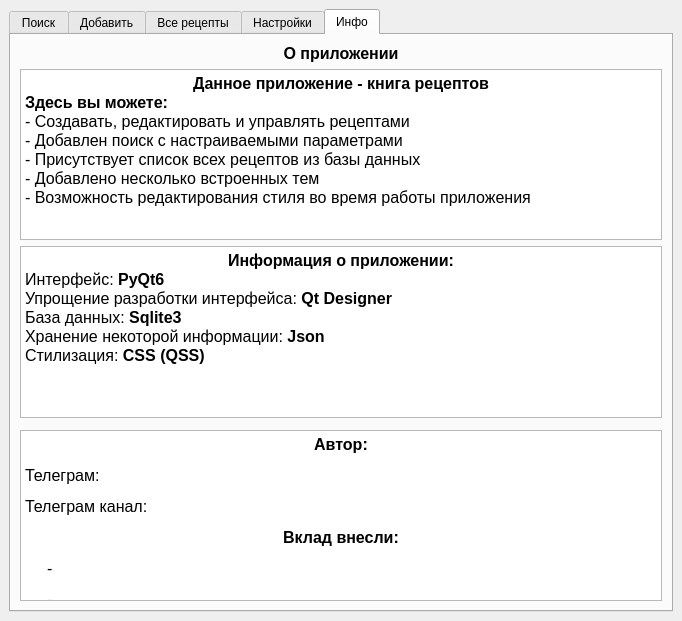
ArgentQlx/Recipe-book, file gui/main_window/main_window.ui: the form before one commit.
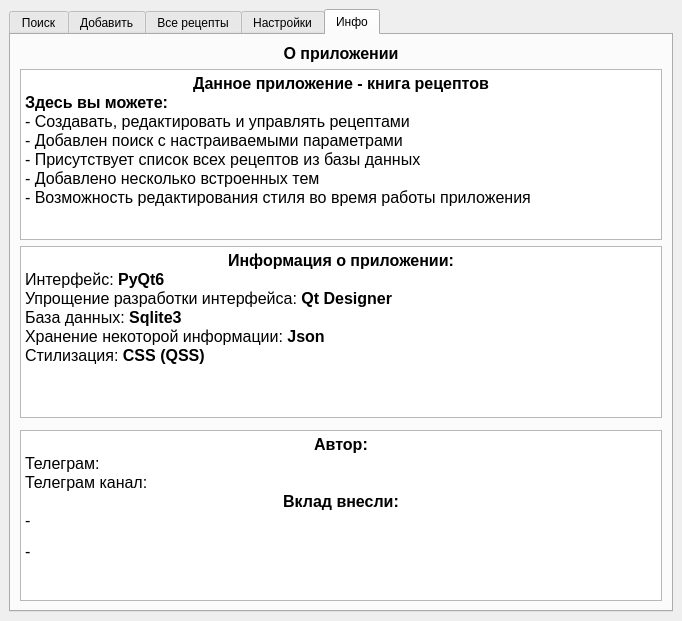
The form after the commit. The open tabs and pages were chosen to show the change.

```diff
--- a/gui/main_window/main_window.ui
+++ b/gui/main_window/main_window.ui
@@ -841,12 +841,12 @@
 &lt;html&gt;&lt;head&gt;&lt;meta name=&quot;qrichtext&quot; content=&quot;1&quot; /&gt;&lt;style type=&quot;text/css&quot;&gt;
 p, li { white-space: pre-wrap; }
 &lt;/style&gt;&lt;/head&gt;&lt;body style=&quot; font-family:'MS Shell Dlg 2'; font-size:8.25pt; font-weight:400; font-style:normal;&quot;&gt;
-&lt;p align=&quot;center&quot; style=&quot; margin-top:12px; margin-bottom:12px; margin-left:0px; margin-right:0px; -qt-block-indent:0; text-indent:0px;&quot;&gt;&lt;span style=&quot; font-size:12pt; font-weight:600;&quot;&gt;Автор:&lt;/span&gt;&lt;/p&gt;
-&lt;p style=&quot; margin-top:12px; margin-bottom:12px; margin-left:0px; margin-right:0px; -qt-block-indent:0; text-indent:0px;&quot;&gt;&lt;span style=&quot; font-size:12pt;&quot;&gt;Телеграм: &lt;/span&gt;&lt;a href=&quot;https://t.me/gd_4ever&quot;&gt;&lt;span style=&quot; font-size:12pt; font-weight:600; text-decoration: underline; color:#ffffff;&quot;&gt;Qlex&lt;/span&gt;&lt;/a&gt;&lt;/p&gt;
-&lt;p style=&quot; margin-top:12px; margin-bottom:12px; margin-left:0px; margin-right:0px; -qt-block-indent:0; text-indent:0px;&quot;&gt;&lt;span style=&quot; font-size:12pt;&quot;&gt;Телеграм канал: &lt;/span&gt;&lt;a href=&quot;https://t.me/space_bar_rar&quot;&gt;&lt;span style=&quot; font-size:12pt; font-weight:600; text-decoration: underline; color:#ffffff;&quot;&gt;SPACE BAR&lt;/span&gt;&lt;/a&gt;&lt;/p&gt;
-&lt;p align=&quot;center&quot; style=&quot; margin-top:12px; margin-bottom:12px; margin-left:0px; margin-right:0px; -qt-block-indent:0; text-indent:0px;&quot;&gt;&lt;span style=&quot; font-size:12pt; font-weight:600;&quot;&gt;Вклад внесли:&lt;/span&gt;&lt;/p&gt;
-&lt;p style=&quot; margin-top:0px; margin-bottom:0px; margin-left:0px; margin-right:0px; -qt-block-indent:0; text-indent:0px;&quot;&gt;&lt;span style=&quot; font-size:12pt;&quot;&gt;     - &lt;/span&gt;&lt;a href=&quot;https://t.me/MerchantArm&quot;&gt;&lt;span style=&quot; font-size:12pt; font-weight:600; text-decoration: underline; color:#ffffff;&quot;&gt;Merchant&lt;/span&gt;&lt;/a&gt;&lt;/p&gt;
-&lt;p style=&quot; margin-top:12px; margin-bottom:12px; margin-left:0px; margin-right:0px; -qt-block-indent:0; text-indent:0px;&quot;&gt;&lt;span style=&quot; font-size:12pt;&quot;&gt;     - &lt;/span&gt;&lt;a href=&quot;https://t.me/teatteaa&quot;&gt;&lt;span style=&quot; font-size:12pt; font-weight:600; text-decoration: underline; color:#ffffff;&quot;&gt;tea&lt;/span&gt;&lt;/a&gt;&lt;/p&gt;&lt;/body&gt;&lt;/html&gt;</string>
+&lt;p align=&quot;center&quot; style=&quot; margin-top:0px; margin-bottom:0px; margin-left:0px; margin-right:0px; -qt-block-indent:0; text-indent:0px;&quot;&gt;&lt;span style=&quot; font-size:12pt; font-weight:600;&quot;&gt;Автор:&lt;/span&gt;&lt;/p&gt;
+&lt;p style=&quot; margin-top:0px; margin-bottom:0px; margin-left:0px; margin-right:0px; -qt-block-indent:0; text-indent:0px;&quot;&gt;&lt;span style=&quot; font-size:12pt;&quot;&gt;Телеграм: &lt;/span&gt;&lt;a href=&quot;https://t.me/gd_4ever&quot;&gt;&lt;span style=&quot; font-size:12pt; font-weight:600; text-decoration: underline; color:#ffffff;&quot;&gt;Qlex&lt;/span&gt;&lt;/a&gt;&lt;/p&gt;
+&lt;p style=&quot; margin-top:0px; margin-bottom:0px; margin-left:0px; margin-right:0px; -qt-block-indent:0; text-indent:0px;&quot;&gt;&lt;span style=&quot; font-size:12pt;&quot;&gt;Телеграм канал: &lt;/span&gt;&lt;a href=&quot;https://t.me/space_bar_rar&quot;&gt;&lt;span style=&quot; font-size:12pt; font-weight:600; text-decoration: underline; color:#ffffff;&quot;&gt;SPACE BAR&lt;/span&gt;&lt;/a&gt;&lt;/p&gt;
+&lt;p align=&quot;center&quot; style=&quot; margin-top:0px; margin-bottom:0px; margin-left:0px; margin-right:0px; -qt-block-indent:0; text-indent:0px;&quot;&gt;&lt;span style=&quot; font-size:12pt; font-weight:600;&quot;&gt;Вклад внесли:&lt;/span&gt;&lt;/p&gt;
+&lt;p style=&quot; margin-top:0px; margin-bottom:0px; margin-left:0px; margin-right:0px; -qt-block-indent:0; text-indent:0px;&quot;&gt;&lt;span style=&quot; font-size:12pt;&quot;&gt;- &lt;/span&gt;&lt;a href=&quot;https://t.me/MerchantArm&quot;&gt;&lt;span style=&quot; font-size:12pt; font-weight:600; text-decoration: underline; color:#ffffff;&quot;&gt;Merchant&lt;/span&gt;&lt;/a&gt;&lt;/p&gt;
+&lt;p style=&quot; margin-top:12px; margin-bottom:0px; margin-left:0px; margin-right:0px; -qt-block-indent:0; text-indent:0px;&quot;&gt;&lt;span style=&quot; font-size:12pt;&quot;&gt;- &lt;/span&gt;&lt;a href=&quot;https://t.me/teatteaa&quot;&gt;&lt;span style=&quot; font-size:12pt; font-weight:600; text-decoration: underline; color:#ffffff;&quot;&gt;tea&lt;/span&gt;&lt;/a&gt;&lt;/p&gt;&lt;/body&gt;&lt;/html&gt;</string>
               </property>
              </widget>
             </item>
```
Left out of the diff: 2 changed lines with no effect on the pictures.
